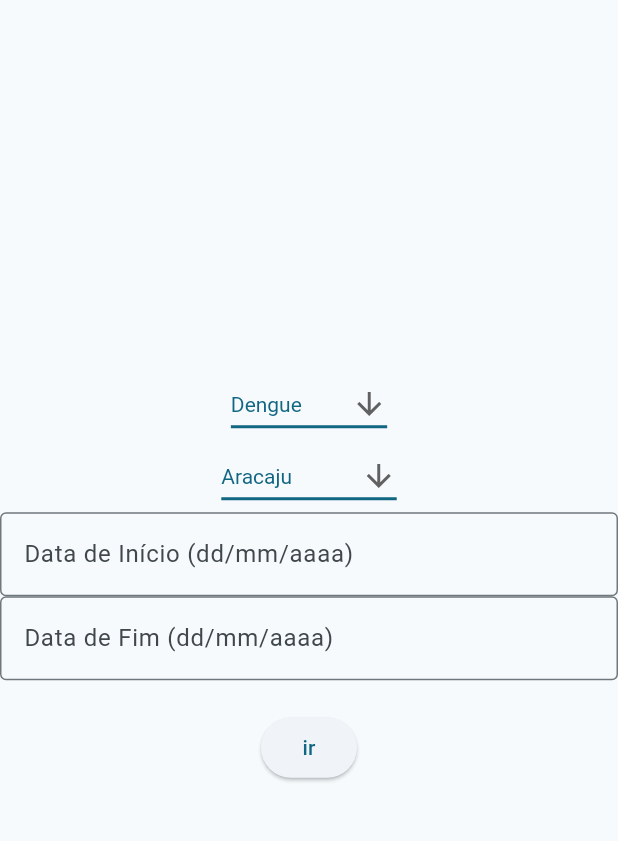
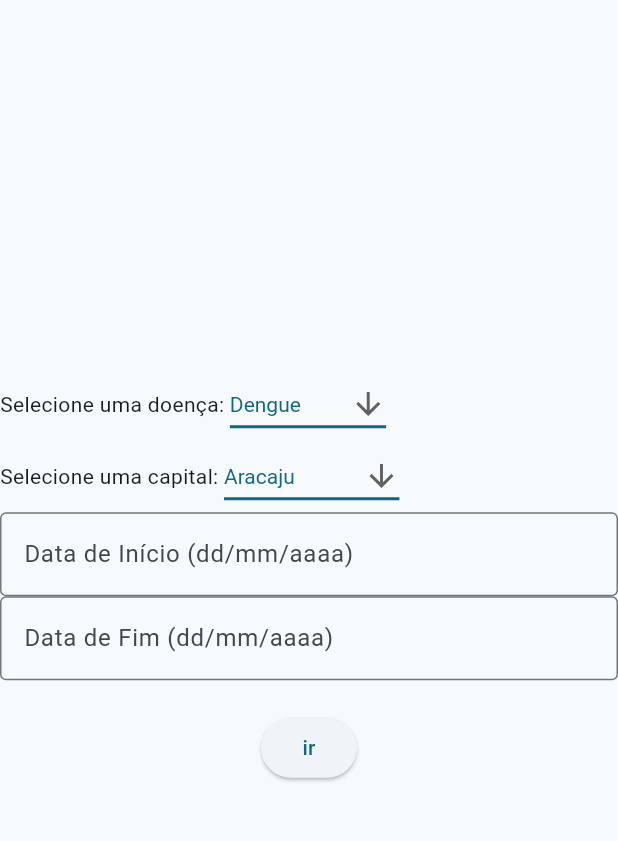
Before and after one commit to JorgeMGuimaraes/alerta-dengue, a Flutter app: the screen it shows after launch, on a phone screen of 412 x 824 dp, the part 84-925 px from its top. Run offline on Flutter 3.47's test engine with Material 3 defaults, Android fonts, the phone set to English and light mode, and no system bars.

Commit message:
add: some labels

```diff
--- a/lib/views/home.dart
+++ b/lib/views/home.dart
@@ -38,6 +38,9 @@ class _HomeState extends State<Home> {
         child: Column(
           mainAxisAlignment: MainAxisAlignment.center,
           children: <Widget>[
+            Row(
+              children: <Widget>[
+                const Text('Selecione uma doença: '),
                 DropdownButton<String>(
                   value: disease,
                   icon: const Icon(Icons.arrow_downward),
@@ -60,6 +63,11 @@ class _HomeState extends State<Home> {
                     );
                   }).toList(),
                 ),
+              ],
+            ),
+            Row(
+              children: <Widget>[
+                const Text('Selecione uma capital: '),
                 DropdownButton<String>(
                   value: geocode,
                   icon: const Icon(Icons.arrow_downward),
@@ -81,6 +89,8 @@ class _HomeState extends State<Home> {
                       child: Text(entry.value),
                     );
                   }).toList(),
+                ),
+              ],
             ),
             TextField(
               decoration: const InputDecoration(
```
Lines whose indentation alone changed are shown as unchanged.
